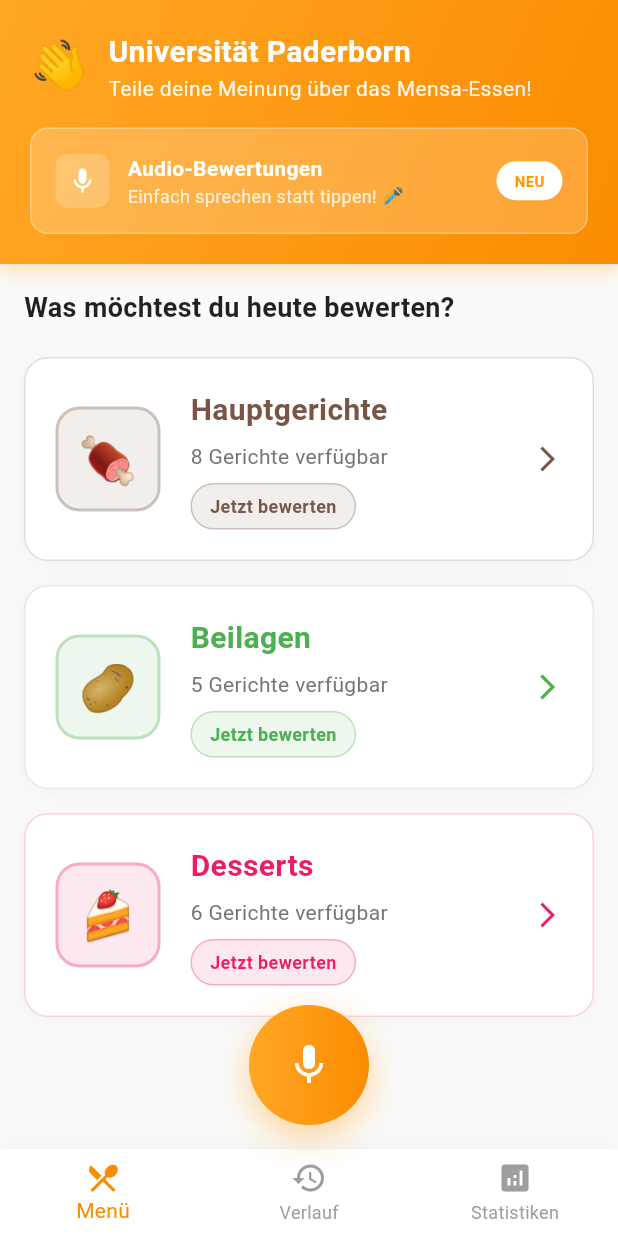
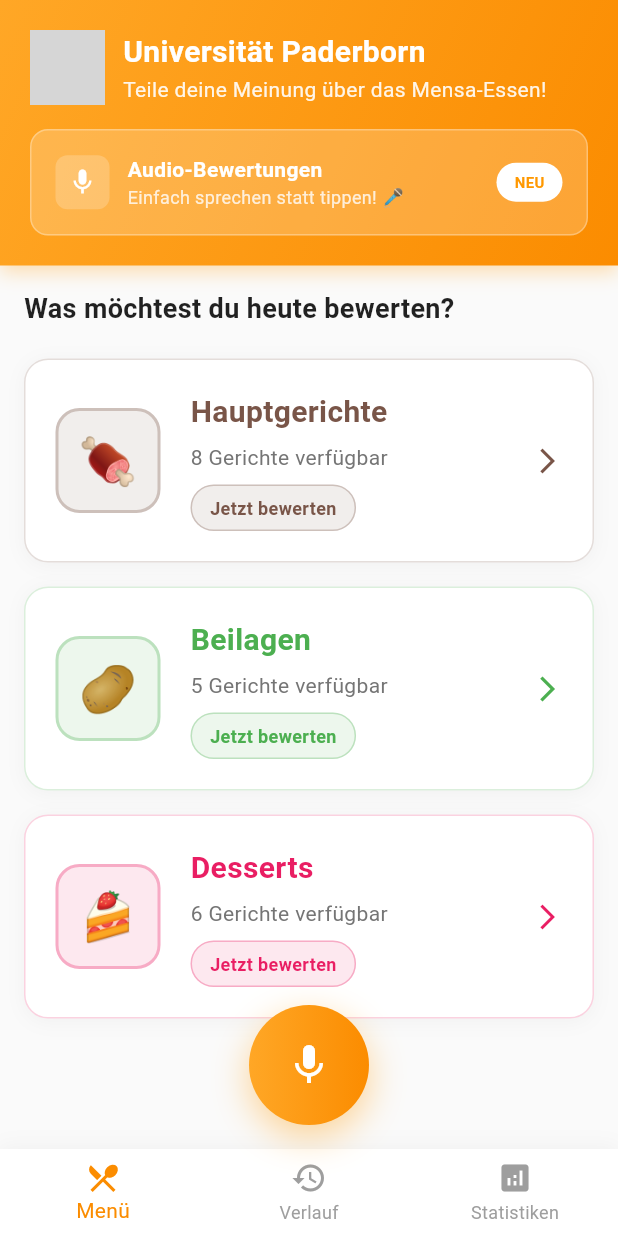
Before and after one commit to alienD69/InnovativeIdeas2, a Flutter app: the screen it shows after launch, on a phone screen of 412 x 824 dp. Run offline on Flutter 3.47's test engine with Material 3 defaults, Android fonts, the phone set to English and light mode, and no system bars; missing offline and left inert: dart:js; grey boxes are pictures that could not be loaded.

Commit message:
Logo upb

```diff
--- a/frontend/lib/main.dart
+++ b/frontend/lib/main.dart
@@ -998,9 +998,22 @@
         children: [
           Row(
             children: [
-              const Text(
-                '👋',
-                style: TextStyle(fontSize: 32),
+              Container(
+                width: 50,
+                height: 50,
+                decoration: BoxDecoration(
+                  color: Colors.white.withAlpha((0.2 * 255).round()),
+                  borderRadius: BorderRadius.circular(12),
+                ),
+                child: ClipRRect(
+                  borderRadius: BorderRadius.circular(12),
+                  child: Image.asset(
+                    'icons/Icon_UPB.svg.png',
+                    width: 50,
+                    height: 50,
+                    fit: BoxFit.contain,
+                  ),
+                ),
               ),
               const SizedBox(width: 12),
               Expanded(
```
